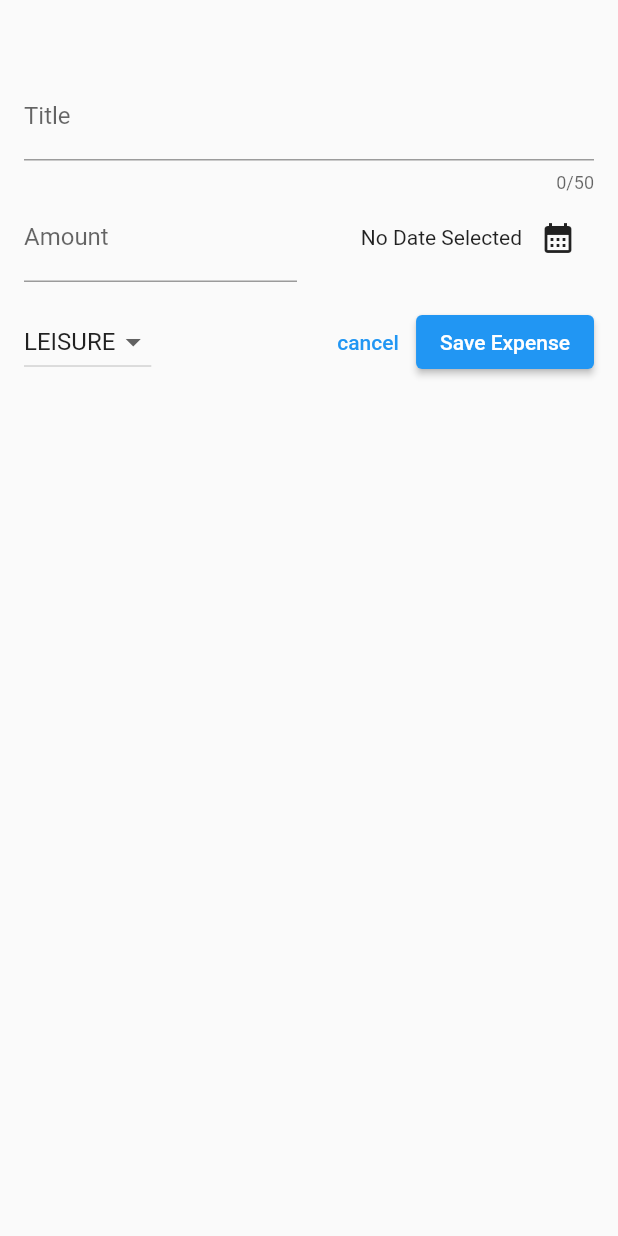
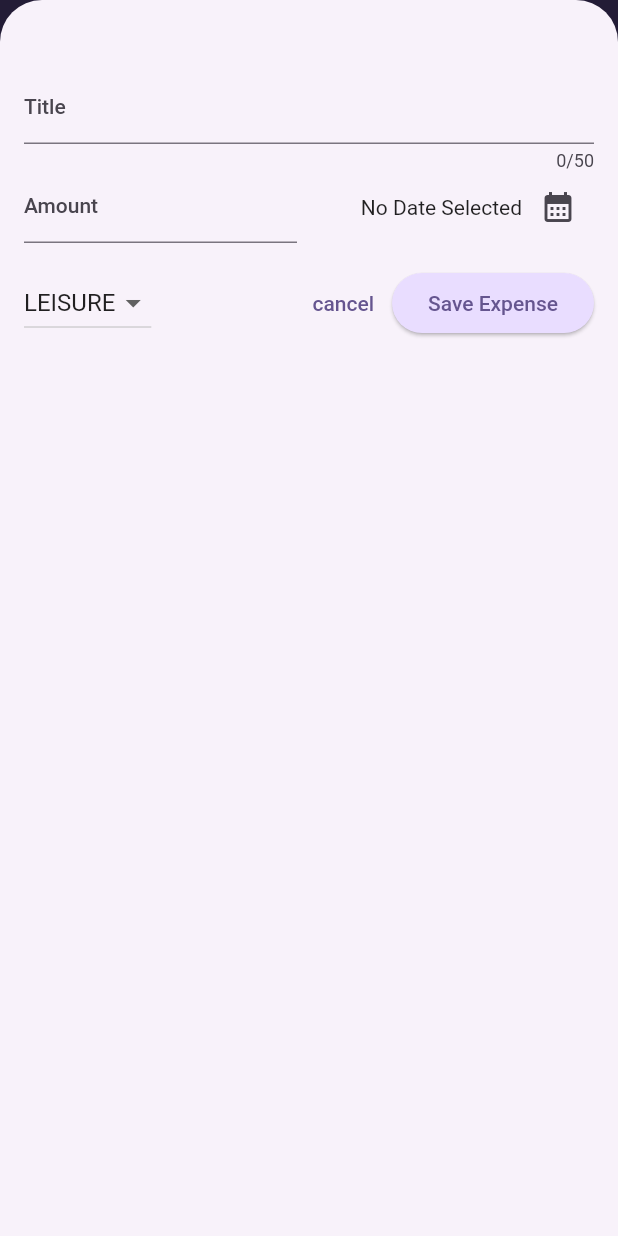
Before and after one commit to satyam1560/Expense-Tracker, a Flutter app: the screen it shows after launch, after a tap on the "add" icon, on a phone screen of 412 x 824 dp. Run offline on Flutter 3.47's test engine with Material 2 defaults, Android fonts, the phone set to English and light mode, and no system bars.

Commit message:
themes,darkmode,chart are added

```diff
--- a/lib/main.dart
+++ b/lib/main.dart
@@ -1,11 +1,66 @@
 import 'package:flutter/material.dart';
 import 'package:expense/widget/expenses.dart';
+
+var kColorScheme = ColorScheme.fromSeed(
+  seedColor: const Color.fromARGB(255, 96, 59, 181),
+);
+
+var kDarkColorScheme = ColorScheme.fromSeed(
+  brightness: Brightness.dark,
+  seedColor: const Color.fromARGB(255, 5, 99, 125),
+);
 
 void main() {
   runApp(
     MaterialApp(
       debugShowCheckedModeBanner: false,
-      home: Expenses(),
+      darkTheme: ThemeData.dark().copyWith(
+        useMaterial3: true,
+        colorScheme: kDarkColorScheme,
+        cardTheme: const CardTheme().copyWith(
+          color: kDarkColorScheme.secondaryContainer,
+          margin: const EdgeInsets.symmetric(
+            horizontal: 16,
+            vertical: 8,
+          ),
+        ),
+        elevatedButtonTheme: ElevatedButtonThemeData(
+          style: ElevatedButton.styleFrom(
+            backgroundColor: kDarkColorScheme.primaryContainer,
+            foregroundColor: kDarkColorScheme.onPrimaryContainer,
+          ),
+        ),
+      ),
+
+      theme: ThemeData().copyWith(
+        useMaterial3: true,
+        colorScheme: kColorScheme,
+        appBarTheme: const AppBarTheme().copyWith(
+          backgroundColor: kColorScheme.onPrimaryContainer,
+          foregroundColor: kColorScheme.primaryContainer,
+        ),
+        cardTheme: const CardTheme().copyWith(
+          color: kColorScheme.secondaryContainer,
+          margin: const EdgeInsets.symmetric(
+            horizontal: 16,
+            vertical: 8,
+          ),
+        ),
+        elevatedButtonTheme: ElevatedButtonThemeData(
+          style: ElevatedButton.styleFrom(
+            backgroundColor: kColorScheme.primaryContainer,
+          ),
+        ),
+        textTheme: ThemeData().textTheme.copyWith(
+              titleLarge: TextStyle(
+                fontWeight: FontWeight.bold,
+                color: kColorScheme.onSecondaryContainer,
+                fontSize: 16,
+              ),
+            ),
+      ),
+      // themeMode: ThemeMode.system,
+      home: const Expenses(),
     ),
   );
 }
--- a/lib/models/expense.dart
+++ b/lib/models/expense.dart
@@ -33,3 +33,23 @@ class Expense {
     return formatter.format(date);
   }
 }
+
+class ExpenseBucket {
+  const ExpenseBucket({required this.category, required this.expenses});
+  ExpenseBucket.forCategory(List<Expense> allExpenses, this.category)
+      : expenses = allExpenses
+            .where((expense) => expense.category == category)
+            .toList();
+
+  final Category category;
+  final List<Expense> expenses;
+
+  double get totalExpenses {
+    double sum = 0;
+
+    for (final expense in expenses) {
+      sum += expense.amount;
+    }
+    return sum;
+  }
+}
--- /dev/null
+++ b/lib/widget/chart/chart.dart
@@ -0,0 +1,95 @@
+import 'package:flutter/material.dart';
+
+import 'package:expense/widget/chart/chart_bar.dart';
+import 'package:expense/models/expense.dart';
+
+class Chart extends StatelessWidget {
+  const Chart({super.key, required this.expenses});
+
+  final List<Expense> expenses;
+
+  List<ExpenseBucket> get buckets {
+    return [
+      ExpenseBucket.forCategory(expenses, Category.food),
+      ExpenseBucket.forCategory(expenses, Category.leisure),
+      ExpenseBucket.forCategory(expenses, Category.travel),
+      ExpenseBucket.forCategory(expenses, Category.work),
+    ];
+  }
+
+  double get maxTotalExpense {
+    double maxTotalExpense = 0;
+
+    for (final bucket in buckets) {
+      if (bucket.totalExpenses > maxTotalExpense) {
+        maxTotalExpense = bucket.totalExpenses;
+      }
+    }
+
+    return maxTotalExpense;
+  }
+
+  @override
+  Widget build(BuildContext context) {
+    final isDarkMode =
+        MediaQuery.of(context).platformBrightness == Brightness.dark;
+    return Container(
+      margin: const EdgeInsets.all(16),
+      padding: const EdgeInsets.symmetric(
+        vertical: 16,
+        horizontal: 8,
+      ),
+      width: double.infinity,
+      height: 180,
+      decoration: BoxDecoration(
+        borderRadius: BorderRadius.circular(8),
+        gradient: LinearGradient(
+          colors: [
+            Theme.of(context).colorScheme.primary.withOpacity(0.3),
+            Theme.of(context).colorScheme.primary.withOpacity(0.0)
+          ],
+          begin: Alignment.bottomCenter,
+          end: Alignment.topCenter,
+        ),
+      ),
+      child: Column(
+        children: [
+          Expanded(
+            child: Row(
+              crossAxisAlignment: CrossAxisAlignment.end,
+              children: [
+                for (final bucket in buckets) // alternative to map()
+                  ChartBar(
+                    fill: bucket.totalExpenses == 0
+                        ? 0
+                        : bucket.totalExpenses / maxTotalExpense,
+                  )
+              ],
+            ),
+          ),
+          const SizedBox(height: 12),
+          Row(
+            children: buckets
+                .map(
+                  (bucket) => Expanded(
+                    child: Padding(
+                      padding: const EdgeInsets.symmetric(horizontal: 4),
+                      child: Icon(
+                        categoryIcons[bucket.category],
+                        color: isDarkMode
+                            ? Theme.of(context).colorScheme.secondary
+                            : Theme.of(context)
+                                .colorScheme
+                                .primary
+                                .withOpacity(0.7),
+                      ),
+                    ),
+                  ),
+                )
+                .toList(),
+          )
+        ],
+      ),
+    );
+  }
+}
--- /dev/null
+++ b/lib/widget/chart/chart_bar.dart
@@ -0,0 +1,34 @@
+import 'package:flutter/material.dart';
+
+class ChartBar extends StatelessWidget {
+  const ChartBar({
+    super.key,
+    required this.fill,
+  });
+
+  final double fill;
+
+  @override
+  Widget build(BuildContext context) {
+    final isDarkMode =
+        MediaQuery.of(context).platformBrightness == Brightness.dark;
+    return Expanded(
+      child: Padding(
+        padding: const EdgeInsets.symmetric(horizontal: 4),
+        child: FractionallySizedBox(
+          heightFactor: fill,
+          child: DecoratedBox(
+            decoration: BoxDecoration(
+              shape: BoxShape.rectangle,
+              borderRadius:
+                  const BorderRadius.vertical(top: Radius.circular(8)),
+              color: isDarkMode
+                  ? Theme.of(context).colorScheme.secondary
+                  : Theme.of(context).colorScheme.primary.withOpacity(0.65),
+            ),
+          ),
+        ),
+      ),
+    );
+  }
+}
--- a/lib/widget/expenses list/expense_item.dart
+++ b/lib/widget/expenses list/expense_item.dart
@@ -12,17 +12,21 @@ class ExpenseItem extends StatelessWidget {
       child: Padding(
         padding: const EdgeInsets.symmetric(horizontal: 20, vertical: 16),
         child: Column(
+          crossAxisAlignment: CrossAxisAlignment.start,
           children: [
-            Text(expense.title),
-            SizedBox(height: 4),
+            Text(
+              expense.title,
+              style: Theme.of(context).textTheme.titleLarge,
+            ),
+            const SizedBox(height: 4),
             Row(
               children: [
-                Text('\$${expense.amount.toStringAsFixed(2)}'), //output amt
-                Spacer(),
+                Text('₹${expense.amount.toStringAsFixed(2)}'), //output amt
+                const Spacer(),
                 Row(
                   children: [
                     Icon(categoryIcons[expense.category]),
-                    SizedBox(
+                    const SizedBox(
                       width: 8,
                     ),
                     Text(expense.formattedDate),
--- a/lib/widget/expenses list/expenses_list.dart
+++ b/lib/widget/expenses list/expenses_list.dart
@@ -18,6 +18,11 @@ class ExpensesList extends StatelessWidget {
       itemCount: expenses.length,
       itemBuilder: (ctx, index) => Dismissible(
         key: ValueKey(expenses[index]),
+        background: Container(
+          color: Theme.of(context).colorScheme.error.withOpacity(0.75),
+          margin: EdgeInsets.symmetric(
+              horizontal: Theme.of(context).cardTheme.margin!.horizontal),
+        ),
         onDismissed: (direction) {
           onRemoveExpense(expenses[index]);
         },
--- a/lib/widget/expenses.dart
+++ b/lib/widget/expenses.dart
@@ -1,14 +1,15 @@
+import 'package:expense/widget/chart/chart.dart';
 import 'package:expense/widget/new_expense.dart';
 import 'package:flutter/material.dart';
 import 'package:expense/models/expense.dart';
 import 'package:expense/widget/expenses list/expenses_list.dart';
+// import 'package:expense/widget/chart/chart.dart';
 
 class Expenses extends StatefulWidget {
   const Expenses({super.key});
 
   @override
   State<Expenses> createState() {
-    // TODO: implement createState
     return _ExpensesState();
   }
 }
@@ -51,8 +52,8 @@ class _ExpensesState extends State<Expenses> {
     ScaffoldMessenger.of(context).clearSnackBars();
     ScaffoldMessenger.of(context).showSnackBar(
       SnackBar(
-        duration: Duration(seconds: 2),
-        content: Text('Expense deleted.'),
+        duration: const Duration(seconds: 2),
+        content: const Text('Expense deleted.'),
         action: SnackBarAction(
             label: 'Undo',
             onPressed: () {
@@ -60,6 +61,13 @@ class _ExpensesState extends State<Expenses> {
                 _registeredExpenses.insert(expenseIndex, expense);
               });
             }),
+        padding: const EdgeInsets.symmetric(
+          horizontal: 20.0, // Inner padding for SnackBar content.
+        ),
+        behavior: SnackBarBehavior.floating,
+        shape: RoundedRectangleBorder(
+          borderRadius: BorderRadius.circular(30.0),
+        ),
       ),
     );
   }
@@ -79,18 +87,18 @@ class _ExpensesState extends State<Expenses> {
 
     return Scaffold(
       appBar: AppBar(
-        title: Text('Expense Tracker'),
+        title: const Text('Expense Tracker'),
         actions: [
           IconButton(
             onPressed: _openAddExpenseOverlay,
-            icon: Icon(Icons.add),
+            icon: const Icon(Icons.add),
           )
         ],
       ),
       body: Column(
         children: [
           //toolbar with aaded button=> Row()
-          Text('the chart'),
+          Chart(expenses: _registeredExpenses),
           Expanded(
             child: mainContent,
           ),
--- a/lib/widget/new_expense.dart
+++ b/lib/widget/new_expense.dart
@@ -1,6 +1,5 @@
 import 'package:flutter/material.dart';
 import 'package:expense/models/expense.dart';
-import 'package:expense/widget/expenses.dart';
 
 class NewExpense extends StatefulWidget {
   const NewExpense({required this.onAddExpense, super.key});
@@ -42,15 +41,15 @@ class _NewExpenseState extends State<NewExpense> {
       showDialog(
         context: context,
         builder: (ctx) => AlertDialog(
-          title: Text('Invalid Input'),
-          content: Text(
+          title: const Text('Invalid Input'),
+          content: const Text(
               'Please make sure a valid title, amount, date and category was entered.'),
           actions: [
             TextButton(
               onPressed: () {
                 Navigator.pop(ctx);
               },
-              child: Text('Okay'),
+              child: const Text('Okay'),
             )
           ],
         ),
@@ -77,13 +76,13 @@ class _NewExpenseState extends State<NewExpense> {
   @override
   Widget build(BuildContext context) {
     return Padding(
-        padding: EdgeInsets.fromLTRB(16, 48, 16, 16),
+        padding: const EdgeInsets.fromLTRB(16, 48, 16, 16),
         child: Column(
           children: [
             TextField(
               controller: _titleController,
               maxLength: 50,
-              decoration: InputDecoration(label: Text('Title')),
+              decoration: const InputDecoration(label: Text('Title')),
             ),
             Row(
               children: [
@@ -91,13 +90,13 @@ class _NewExpenseState extends State<NewExpense> {
                   child: TextField(
                     controller: _amountController,
                     keyboardType: TextInputType.number,
-                    decoration: InputDecoration(
-                      prefixText: ' \$',
+                    decoration: const InputDecoration(
+                      prefixText: ' ₹ ',
                       label: Text('Amount'),
                     ),
                   ),
                 ),
-                SizedBox(width: 16),
+                const SizedBox(width: 16),
                 Expanded(
                   child: Row(
                     mainAxisAlignment: MainAxisAlignment.end,
@@ -109,14 +108,14 @@ class _NewExpenseState extends State<NewExpense> {
                         onPressed: () {
                           _presentDatePicker();
                         },
-                        icon: Icon(Icons.calendar_month),
+                        icon: const Icon(Icons.calendar_month),
                       )
                     ],
                   ),
                 )
               ],
             ),
-            SizedBox(
+            const SizedBox(
               height: 16,
             ),
             Row(
@@ -141,16 +140,16 @@ class _NewExpenseState extends State<NewExpense> {
                         _selectedCategory = value;
                       });
                     }),
-                Spacer(),
+                const Spacer(),
                 TextButton(
                   onPressed: () {
                     Navigator.pop(context);
                   },
-                  child: Text('cancel'),
+                  child: const Text('cancel'),
                 ),
                 ElevatedButton(
                   onPressed: _submitExpenseData,
-                  child: Text('Save Expense'),
+                  child: const Text('Save Expense'),
                 )
               ],
             )
```
